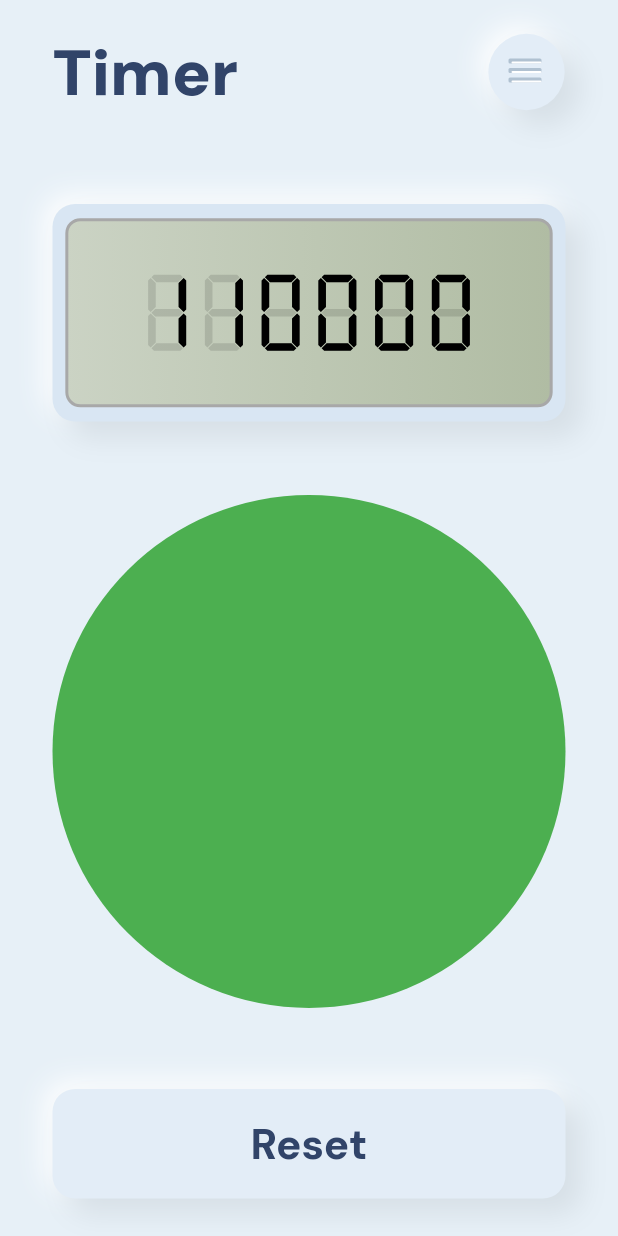
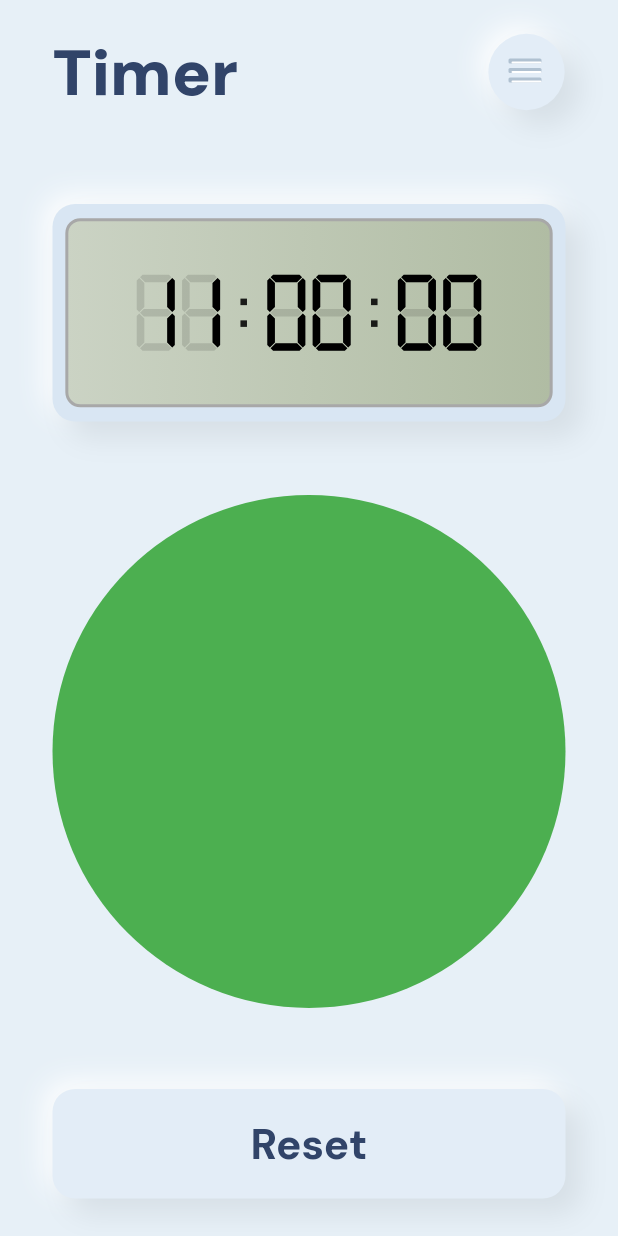
Before and after one commit to happyharis/neumorphic, a Flutter app: the screen it shows after launch, on a phone screen of 412 x 824 dp. Run offline on Flutter 3.47's test engine with Material 2 defaults, Android fonts, the phone set to English and light mode, and no system bars; our stand-ins replace google_fonts.

Commit message:
💄 Add digital colon to digital clock

```diff
--- a/lib/timer/neu_digital_clock.dart
+++ b/lib/timer/neu_digital_clock.dart
@@ -1,4 +1,5 @@
 import 'package:flutter/material.dart';
+import 'package:neumorphism_web/timer/digital_font/digital_colon.dart';
 
 import 'digital_font/digital_number.dart';
 
@@ -87,7 +88,9 @@ class DigitalClock extends StatelessWidget {
           mainAxisAlignment: MainAxisAlignment.spaceEvenly,
           children: [
             ...hourNumber,
+            DigitalColon(height: height * 0.30, color: Colors.black87),
             ...minuteNumber,
+            DigitalColon(height: height * 0.30, color: Colors.black87),
             ...secondNumber,
           ],
         ),
```
